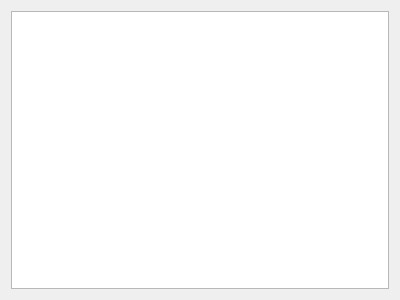
The window that libs/datapackutils/widgets/servereditor.ui (FreeHealth/freehealth) describes before a commit, drawn with Qt 5.
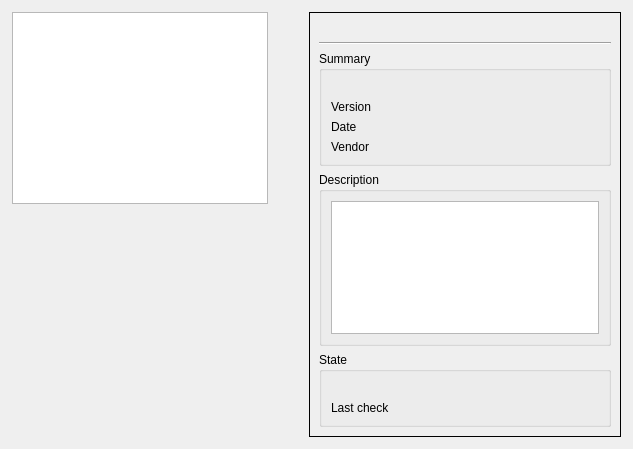
The same window after the commit. The open tabs and pages were chosen to show the change.

Commit message: DataPack: - server manager : server editor

Patch:
```diff
--- a/libs/datapackutils/widgets/servereditor.ui
+++ b/libs/datapackutils/widgets/servereditor.ui
@@ -6,18 +6,294 @@
    <rect>
     <x>0</x>
     <y>0</y>
-    <width>400</width>
-    <height>300</height>
+    <width>633</width>
+    <height>449</height>
    </rect>
   </property>
   <property name="windowTitle">
    <string>Form</string>
   </property>
-  <layout class="QGridLayout" name="gridLayout">
-   <item row="0" column="0">
-    <widget class="QTreeView" name="treeView"/>
-   </item>
-  </layout>
+  <widget class="QTreeView" name="treeView">
+   <property name="geometry">
+    <rect>
+     <x>12</x>
+     <y>12</y>
+     <width>256</width>
+     <height>192</height>
+    </rect>
+   </property>
+  </widget>
+  <widget class="QStackedWidget" name="stackedWidget">
+   <property name="geometry">
+    <rect>
+     <x>309</x>
+     <y>12</y>
+     <width>312</width>
+     <height>425</height>
+    </rect>
+   </property>
+   <property name="frameShape">
+    <enum>QFrame::Box</enum>
+   </property>
+   <property name="currentIndex">
+    <number>1</number>
+   </property>
+   <widget class="QWidget" name="serverPage">
+    <layout class="QGridLayout" name="gridLayout_5">
+     <item row="0" column="0">
+      <widget class="QLabel" name="serverName">
+       <property name="text">
+        <string/>
+       </property>
+      </widget>
+     </item>
+     <item row="2" column="0">
+      <widget class="Line" name="line">
+       <property name="orientation">
+        <enum>Qt::Horizontal</enum>
+       </property>
+      </widget>
+     </item>
+     <item row="4" column="0">
+      <widget class="QGroupBox" name="groupBox_2">
+       <property name="title">
+        <string>Description</string>
+       </property>
+       <layout class="QGridLayout" name="gridLayout">
+        <item row="0" column="0">
+         <widget class="QTextBrowser" name="serverDescription"/>
+        </item>
+       </layout>
+      </widget>
+     </item>
+     <item row="5" column="0">
+      <widget class="QGroupBox" name="groupBox_3">
+       <property name="title">
+        <string>State</string>
+       </property>
+       <layout class="QGridLayout" name="gridLayout_4">
+        <item row="0" column="0" colspan="2">
+         <widget class="QLabel" name="serverState">
+          <property name="text">
+           <string/>
+          </property>
+         </widget>
+        </item>
+        <item row="1" column="0">
+         <widget class="QLabel" name="label_3">
+          <property name="text">
+           <string>Last check</string>
+          </property>
+         </widget>
+        </item>
+        <item row="1" column="1">
+         <widget class="QLabel" name="lastCheck">
+          <property name="text">
+           <string/>
+          </property>
+         </widget>
+        </item>
+       </layout>
+      </widget>
+     </item>
+     <item row="6" column="0">
+      <spacer name="verticalSpacer">
+       <property name="orientation">
+        <enum>Qt::Vertical</enum>
+       </property>
+       <property name="sizeHint" stdset="0">
+        <size>
+         <width>20</width>
+         <height>40</height>
+        </size>
+       </property>
+      </spacer>
+     </item>
+     <item row="3" column="0">
+      <widget class="QGroupBox" name="groupBox">
+       <property name="title">
+        <string>Summary</string>
+       </property>
+       <layout class="QGridLayout" name="gridLayout_3">
+        <item row="2" column="0">
+         <widget class="QLabel" name="label">
+          <property name="text">
+           <string>Version</string>
+          </property>
+         </widget>
+        </item>
+        <item row="2" column="1" colspan="3">
+         <widget class="QLabel" name="serverVersion">
+          <property name="text">
+           <string/>
+          </property>
+         </widget>
+        </item>
+        <item row="1" column="0" colspan="4">
+         <widget class="QLabel" name="shortServerDescription">
+          <property name="font">
+           <font>
+            <weight>75</weight>
+            <bold>true</bold>
+           </font>
+          </property>
+          <property name="text">
+           <string/>
+          </property>
+          <property name="scaledContents">
+           <bool>true</bool>
+          </property>
+          <property name="wordWrap">
+           <bool>true</bool>
+          </property>
+         </widget>
+        </item>
+        <item row="3" column="0">
+         <widget class="QLabel" name="label_2">
+          <property name="text">
+           <string>Date</string>
+          </property>
+         </widget>
+        </item>
+        <item row="3" column="1" colspan="3">
+         <widget class="QLabel" name="serverDate">
+          <property name="text">
+           <string/>
+          </property>
+         </widget>
+        </item>
+        <item row="4" column="0">
+         <widget class="QLabel" name="label_7">
+          <property name="text">
+           <string>Vendor</string>
+          </property>
+         </widget>
+        </item>
+        <item row="4" column="1" colspan="3">
+         <widget class="QLabel" name="serverVendor">
+          <property name="text">
+           <string/>
+          </property>
+         </widget>
+        </item>
+       </layout>
+      </widget>
+     </item>
+    </layout>
+   </widget>
+   <widget class="QWidget" name="packPage">
+    <widget class="Line" name="line_2">
+     <property name="geometry">
+      <rect>
+       <x>10</x>
+       <y>50</y>
+       <width>371</width>
+       <height>21</height>
+      </rect>
+     </property>
+     <property name="orientation">
+      <enum>Qt::Horizontal</enum>
+     </property>
+    </widget>
+    <widget class="QLabel" name="packName">
+     <property name="geometry">
+      <rect>
+       <x>10</x>
+       <y>20</y>
+       <width>371</width>
+       <height>16</height>
+      </rect>
+     </property>
+     <property name="text">
+      <string/>
+     </property>
+    </widget>
+    <widget class="QGroupBox" name="groupBox_4">
+     <property name="geometry">
+      <rect>
+       <x>40</x>
+       <y>70</y>
+       <width>231</width>
+       <height>161</height>
+      </rect>
+     </property>
+     <property name="title">
+      <string>Summary</string>
+     </property>
+     <layout class="QGridLayout" name="gridLayout_6">
+      <item row="0" column="0" colspan="2">
+       <widget class="QLabel" name="packShortDescription">
+        <property name="text">
+         <string/>
+        </property>
+        <property name="scaledContents">
+         <bool>true</bool>
+        </property>
+        <property name="wordWrap">
+         <bool>true</bool>
+        </property>
+       </widget>
+      </item>
+      <item row="1" column="0">
+       <widget class="QLabel" name="label_5">
+        <property name="text">
+         <string>Version</string>
+        </property>
+       </widget>
+      </item>
+      <item row="1" column="1">
+       <widget class="QLabel" name="packVersion">
+        <property name="text">
+         <string/>
+        </property>
+       </widget>
+      </item>
+      <item row="2" column="0">
+       <widget class="QLabel" name="label_6">
+        <property name="text">
+         <string>Date</string>
+        </property>
+       </widget>
+      </item>
+      <item row="2" column="1">
+       <widget class="QLabel" name="packDate">
+        <property name="text">
+         <string/>
+        </property>
+       </widget>
+      </item>
+      <item row="3" column="0">
+       <widget class="QLabel" name="label_4">
+        <property name="text">
+         <string>Author</string>
+        </property>
+       </widget>
+      </item>
+      <item row="3" column="1">
+       <widget class="QLabel" name="packAuthor">
+        <property name="text">
+         <string/>
+        </property>
+       </widget>
+      </item>
+      <item row="4" column="0">
+       <widget class="QLabel" name="label_8">
+        <property name="text">
+         <string>Vendor</string>
+        </property>
+       </widget>
+      </item>
+      <item row="4" column="1">
+       <widget class="QLabel" name="packVendor">
+        <property name="text">
+         <string/>
+        </property>
+       </widget>
+      </item>
+     </layout>
+    </widget>
+   </widget>
+  </widget>
  </widget>
  <resources/>
  <connections/>
```
The commit also changes 2 other files.
